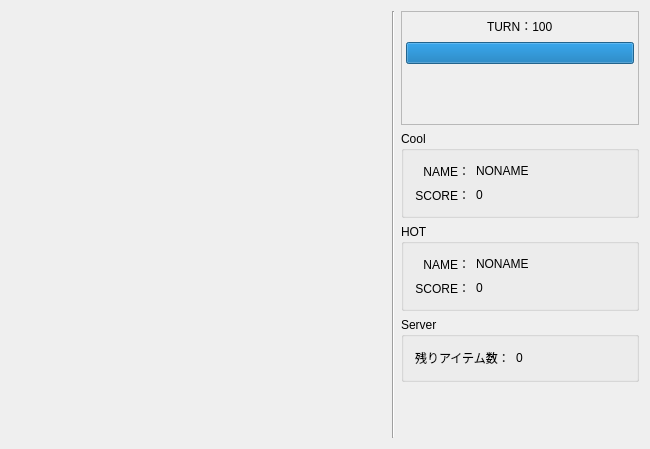
Qt form src/mainwindow.ui (u16procon/chaser-server) before a commit.
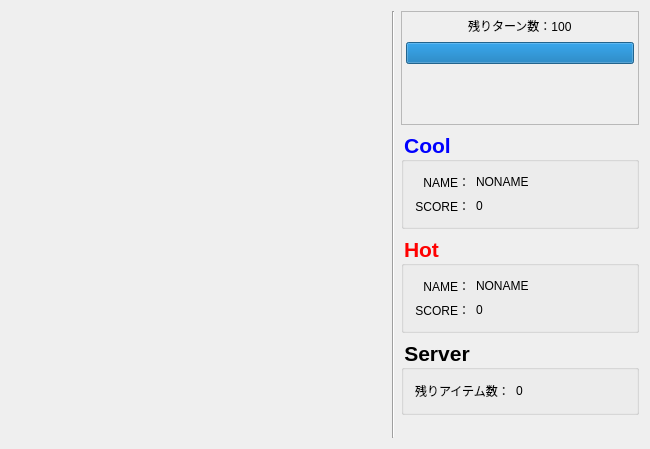
The same form after that commit. Custom widgets are drawn as their Qt base class.

Commit message:
[変更] メインウィンドウの表示部分を少し変更
・Cool、Hot、Serverの文字に色を付け、大きくした
・ターンの部分を[残りターン数]に変更した

```diff
--- a/src/mainwindow.ui
+++ b/src/mainwindow.ui
@@ -112,7 +112,7 @@
               <string notr="true">font: 20pt &quot;.SF NS Text&quot;;</string>
              </property>
              <property name="text">
-              <string>TURN：100</string>
+              <string>残りターン数：100</string>
              </property>
             </widget>
            </item>
@@ -217,7 +217,11 @@
          </size>
         </property>
         <property name="styleSheet">
-         <string notr="true"/>
+         <string notr="true">QGroupBox {
+	color: rgb(0, 0, 255);
+	font-size: 16pt;
+	font-weight: bold;
+}</string>
         </property>
         <property name="title">
          <string>Cool</string>
@@ -297,10 +301,14 @@
          </size>
         </property>
         <property name="styleSheet">
-         <string notr="true"/>
+         <string notr="true">QGroupBox {
+	color: rgb(255, 0, 0);
+	font-size: 16pt;
+	font-weight: bold;
+}</string>
         </property>
         <property name="title">
-         <string>HOT</string>
+         <string>Hot</string>
         </property>
         <layout class="QGridLayout" name="gridLayout_3">
          <item row="1" column="0">
@@ -373,6 +381,12 @@
           <height>16777215</height>
          </size>
         </property>
+        <property name="styleSheet">
+         <string notr="true">QGroupBox {
+	font-size: 16pt;
+	font-weight: bold;
+}</string>
+        </property>
         <property name="title">
          <string>Server</string>
         </property>
```
The commit also changes 1 other file.
